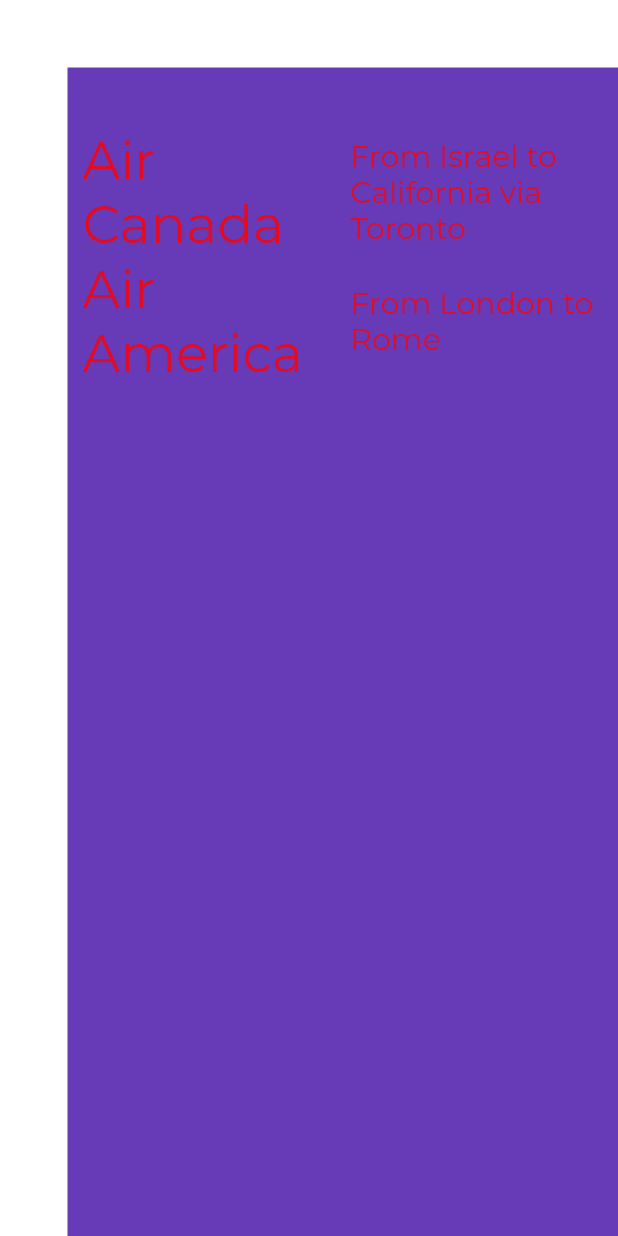
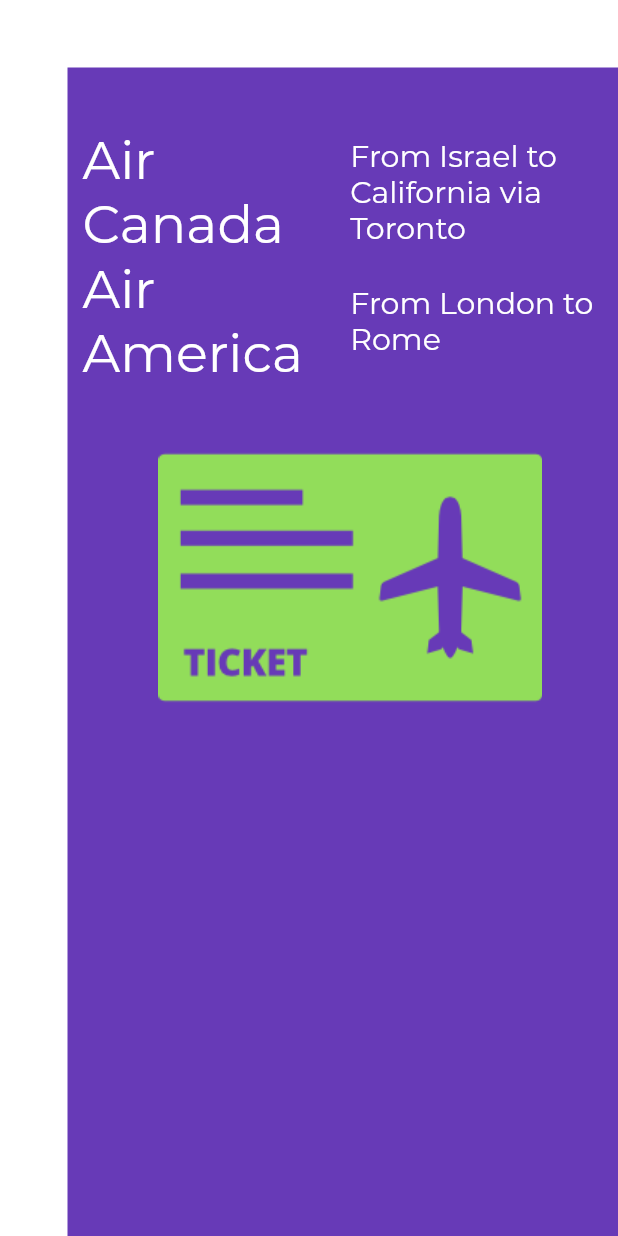
Before and after one commit to just2click/flutter_widgets, a Flutter app: the screen it shows after launch, on a phone screen of 412 x 824 dp. Run offline on Flutter 3.47's test engine with Material 2 defaults, Android fonts, the phone set to English and light mode, and no system bars.

Commit message:
added an image (#4)

```diff
--- a/flutter_widgets/lib/app_screens/home.dart
+++ b/flutter_widgets/lib/app_screens/home.dart
@@ -24,7 +24,8 @@ class Home extends StatelessWidget{
                               decoration: TextDecoration.none,
                               fontSize: 35.0,
                               fontFamily: 'Montserrat',
-                              fontWeight: FontWeight.w300
+                              fontWeight: FontWeight.w300,
+                              color: Colors.white
                           )
                       )),
                   Expanded(
@@ -35,7 +36,8 @@ class Home extends StatelessWidget{
                             decoration: TextDecoration.none,
                             fontSize: 20.0,
                             fontFamily: 'Montserrat',
-                            fontWeight: FontWeight.w300
+                            fontWeight: FontWeight.w300,
+                            color: Colors.white
                         ),
                       ))
                 ],
@@ -50,7 +52,8 @@ class Home extends StatelessWidget{
                               decoration: TextDecoration.none,
                               fontSize: 35.0,
                               fontFamily: 'Montserrat',
-                              fontWeight: FontWeight.w300
+                              fontWeight: FontWeight.w300,
+                              color: Colors.white
                           )
                       )),
                   Expanded(
@@ -61,11 +64,13 @@ class Home extends StatelessWidget{
                             decoration: TextDecoration.none,
                             fontSize: 20.0,
                             fontFamily: 'Montserrat',
-                            fontWeight: FontWeight.w300
+                            fontWeight: FontWeight.w300,
+                            color: Colors.white
                         ),
                       ))
                 ],
-              )
+              ),
+              FlightImageAsset()
             ],
           )
       )
@@ -73,3 +78,15 @@ class Home extends StatelessWidget{
     throw UnimplementedError();
   }
 }
+
+class FlightImageAsset extends StatelessWidget {
+
+  @override
+  Widget build(BuildContext context) {
+    AssetImage assetImage = new AssetImage('images/flight.png');
+    Image image = new Image(image: assetImage);
+    return Container(child: image);
+
+    throw UnimplementedError();
+  }
+}
--- a/flutter_widgets/pubspec.yaml
+++ b/flutter_widgets/pubspec.yaml
@@ -45,9 +45,8 @@ flutter:
   uses-material-design: true
 
   # To add assets to your application, add an assets section, like this:
-  # assets:
-  #   - images/a_dot_burr.jpeg
-  #   - images/a_dot_ham.jpeg
+  assets:
+     - images/flight.png
 
   # An image asset can refer to one or more resolution-specific "variants", see
   # https://flutter.dev/assets-and-images/#resolution-aware.
```
Also changed, not shown: flutter_widgets/images/flight.png (added).
